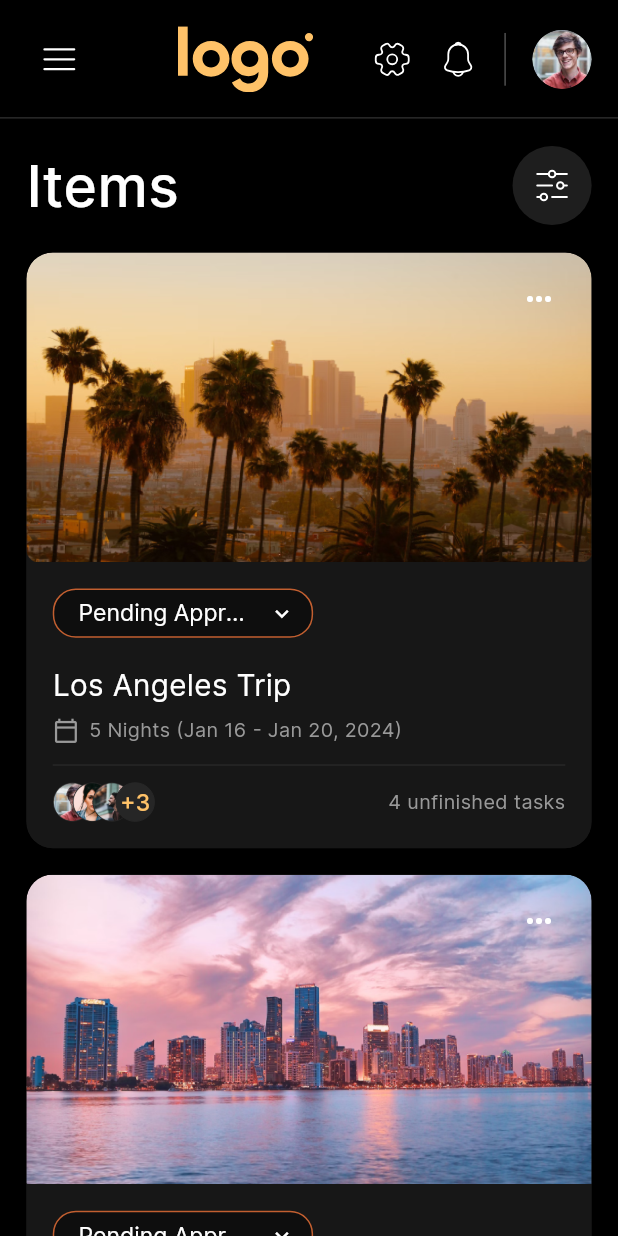
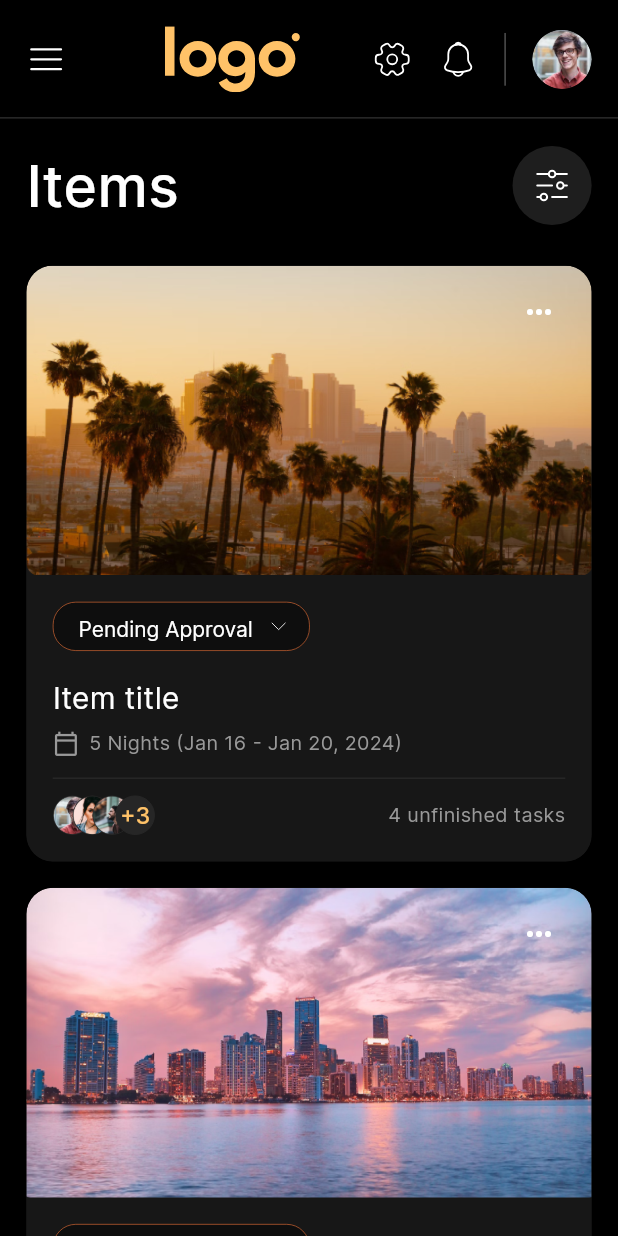
Before and after one commit to abdo-essam/travel_task_web, a Flutter app: the screen it shows after launch, on a phone screen of 412 x 824 dp. Run offline on Flutter 3.47's test engine with Material 3 defaults, Android fonts, the phone set to English and light mode, and no system bars; our stand-ins replace cached_network_image, flutter_svg.

Commit message:
feat(ui): Enhance TripCard dropdown and UI elements
Updates TripCard dropdown style with SVG icon, updated border,
and text styling. Also changes image path and example data.

```diff
--- a/lib/models/trip_model.dart
+++ b/lib/models/trip_model.dart
@@ -61,7 +61,7 @@ class TripModel {
       TripModel(
         id: '3',
         title: 'Beach Paradise',
-        imagePath: 'assets/images/img_grid.png',
+        imagePath: 'assets/images/img_rectangle_1208.png',
         status: 'Approved',
         startDate: 'Jan 16',
         endDate: 'Jan 20, 2024',
@@ -126,7 +126,7 @@ class TripModel {
       TripModel(
         id: '8',
         title: 'Snowy Retreat',
-        imagePath: 'assets/images/img_grid.png',
+        imagePath: 'assets/images/img_rectangle_1208.png',
         startDate: 'Jan 16',
         endDate: 'Jan 20, 2024',
         nights: 5,
--- a/lib/presentation/trips_screen/trips_screen.dart
+++ b/lib/presentation/trips_screen/trips_screen.dart
@@ -7,7 +7,6 @@ import 'widgets/app_bar/appbar_title_image.dart';
 import 'widgets/app_bar/appbar_trailing_image.dart';
 import 'widgets/app_bar/appbar_trailing_image_one.dart';
 import 'widgets/app_bar/custom_app_bar.dart';
-import 'widgets/custom_icon_button.dart';
 
 class TripsScreen extends StatelessWidget {
   const TripsScreen({super.key});
@@ -40,13 +39,10 @@ class TripsScreen extends StatelessWidget {
       leadingWidth: 56.h,
       leading: AppbarLeadingImage(
         imagePath: ImageConstant.imgLinearInterface, // Menu/hamburger icon
-        margin: EdgeInsets.only(left: 16.h),
       ),
       title: AppbarTitleImage(
         imagePath: ImageConstant.imgLogoipsum3321, // Logo image
         height: 40.h,
-        width: 110.h,
-        margin: EdgeInsets.only(left: 16.h),
       ),
       centerTitle: false,
       actions: [
@@ -132,37 +128,31 @@ class TripsScreen extends StatelessWidget {
     final trips = TripModel.getDummyTrips();
 
     return Expanded(
-      child: Padding(
-        padding: EdgeInsets.zero, // Updated from only(right: 6.h) to zero
       child: ListView.separated(
-          padding: EdgeInsets.zero,
+        padding: EdgeInsets.only(top: 8.h, bottom: 16.h),
         physics: BouncingScrollPhysics(),
-          shrinkWrap: true,
+        itemCount: trips.length,
         separatorBuilder: (context, index) {
           return SizedBox(height: 16.h);
         },
-          itemCount: trips.length,
         itemBuilder: (context, index) {
           final trip = trips[index];
           return TripCard(
             imageUrl: trip.imagePath,
-              title: trip.title,
-              dateRange: trip.dateRangeText,
-              unfinishedTasks: trip.unfinishedTasks,
+            title: index == 0 ? "Item title" : trip.title, // Make the first card match the image
+            dateRange: index == 0 ? "5 Nights (Jan 16 - Jan 20, 2024)" : trip.dateRangeText,
+            unfinishedTasks: index == 0 ? 4 : trip.unfinishedTasks,
             avatarUrls: trip.participantAvatars,
             onCardTap: () {
-                // Handle card tap
               ScaffoldMessenger.of(context).showSnackBar(
                 SnackBar(content: Text('Tapped on ${trip.title}')),
               );
             },
             onMoreTap: () {
-                // Handle more options
               _showOptionsMenu(context, trip);
             },
           );
         },
-        ),
       ),
     );
   }
--- a/lib/widgets/custom_drop_down.dart
+++ b/lib/widgets/custom_drop_down.dart
@@ -23,11 +23,13 @@ class CustomDropDown extends StatelessWidget {
     this.filled = true,
     this.validator,
     this.onChanged,
+    this.height,
   });
 
   final AlignmentGeometry? alignment;
 
   final double? width;
+  final double? height;
 
   final BoxDecoration? boxDecoration;
 
@@ -75,6 +77,7 @@ class CustomDropDown extends StatelessWidget {
 
   Widget get dropDownWidget => Container(
     width: width ?? double.maxFinite,
+    height: height,
     decoration: boxDecoration,
     child: DropdownButtonFormField(
       focusNode: focusNode,
@@ -110,26 +113,23 @@ class CustomDropDown extends StatelessWidget {
     prefixIcon: prefix,
     prefixIconConstraints: prefixConstraints,
     isDense: true,
-    contentPadding: contentPadding ?? EdgeInsetsDirectional.all(4.h),
+    contentPadding: contentPadding ?? EdgeInsets.all(4.h),
     fillColor: fillColor ?? appTheme.black900.withOpacity(0.4),
     filled: filled,
-    border:
-        borderDecoration ??
+    border: borderDecoration ??
         OutlineInputBorder(
           borderRadius: BorderRadius.circular(14.h),
-          borderSide: BorderSide(color: appTheme.deepOrange800),
+          borderSide: BorderSide(color: appTheme.deepOrange800, width: 1),
         ),
-    enabledBorder:
-        borderDecoration ??
+    enabledBorder: borderDecoration ??
         OutlineInputBorder(
           borderRadius: BorderRadius.circular(14.h),
-          borderSide: BorderSide(color: appTheme.deepOrange800),
+          borderSide: BorderSide(color: appTheme.deepOrange800, width: 1),
         ),
-    focusedBorder:
-        borderDecoration ??
+    focusedBorder: borderDecoration ??
         OutlineInputBorder(
           borderRadius: BorderRadius.circular(14.h),
-          borderSide: BorderSide(color: appTheme.deepOrange800),
+          borderSide: BorderSide(color: appTheme.deepOrange800, width: 1),
         ),
   );
 }
--- a/lib/widgets/trip_card.dart
+++ b/lib/widgets/trip_card.dart
@@ -1,4 +1,5 @@
 import 'package:flutter/material.dart';
+import 'package:flutter_svg/svg.dart';
 import '../core/app_export.dart';
 import '../presentation/trips_screen/widgets/custom_icon_button.dart';
 import 'custom_drop_down.dart';
@@ -107,21 +108,38 @@ class TripCard extends StatelessWidget {
 
   Widget _buildStatusDropdown() {
     return CustomDropDown(
-      width: 158.h,
-      icon: Container(
-        margin: EdgeInsets.only(left: 6.h),
-        child: Icon(
-          Icons.keyboard_arrow_down,
-          color: appTheme.whiteA700,
-          size: 16.h,
-        ),
+      width: 156.h,
+      icon: SvgPicture.asset(
+        ImageConstant.imgLinearArrowChevrondown,
+        height: 16.h,
+        width: 16.h,
+        color: appTheme.whiteA700,
       ),
       iconSize: 16.h,
       hintText: "Pending Approval",
+      hintStyle: TextStyle(
+        color: appTheme.whiteA700,
+        fontFamily: 'Inter',
+        fontSize: 14,
+        fontWeight: FontWeight.w400, // Regular
+        height: 1.57, // Line height of 22 ÷ 14
+      ),
+      textStyle: TextStyle(
+        color: appTheme.whiteA700,
+        fontFamily: 'Inter',
+        fontSize: 14,
+        fontWeight: FontWeight.w400, // Regular
+        height: 1.57, // Line height of 22 ÷ 14
+      ),
       items: dropdownItemList,
       contentPadding: EdgeInsets.symmetric(
         horizontal: 12.h,
         vertical: 4.h,
+      ),
+      fillColor: Colors.black.withOpacity(0.4),
+      borderDecoration: OutlineInputBorder(
+        borderRadius: BorderRadius.circular(14.h),
+        borderSide: BorderSide(color: Color(0xFFC25F30), width: 0.5), // Using the exact color code from the design
       ),
       onChanged: (value) {},
     );
```
Lines whose indentation alone changed are shown as unchanged.
